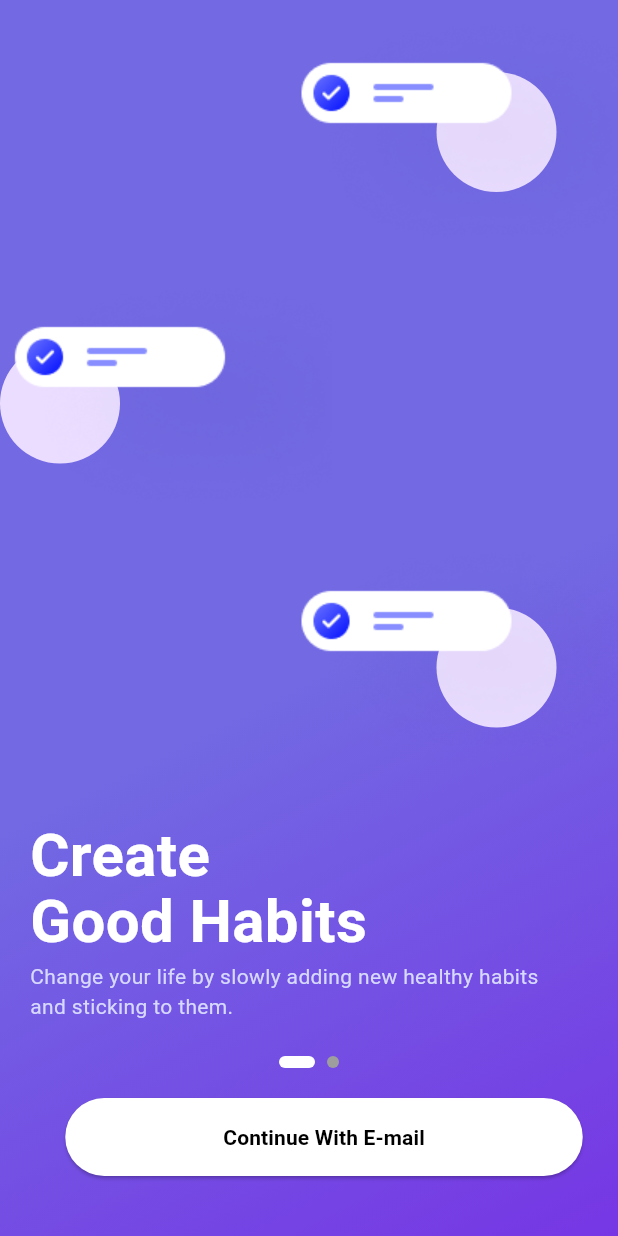
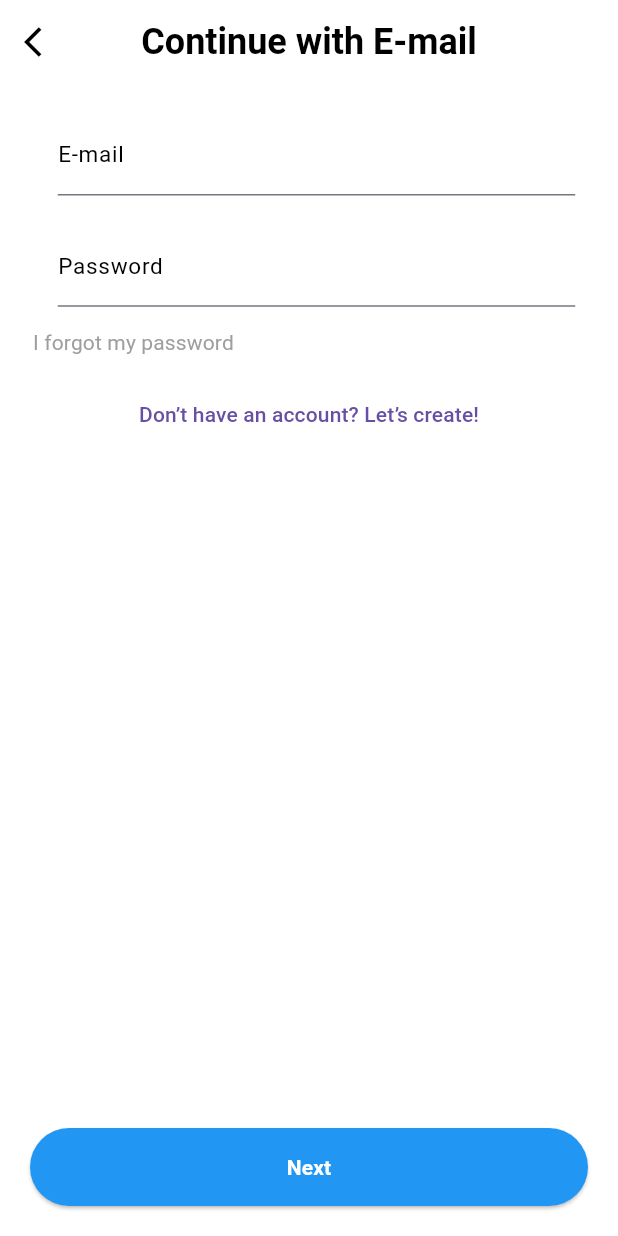
Before and after one commit to TriTechies/git-tracker, a Flutter app: the screen it shows after launch, after a tap on "Continue With E-mail", on a phone screen of 412 x 824 dp. Run offline on Flutter 3.47's test engine with Material 3 defaults, Android fonts, the phone set to English and light mode, and no system bars; drawn by our look-alikes of smooth_page_indicator; our stand-ins replace get, get_storage; Roboto replaces fonts that are missing (Segoe UI); project files that could hold a hidden picture were left out.

Commit message:
new pages added and code refined

```diff
--- /dev/null
+++ b/lib/controller/text_controller.dart
@@ -0,0 +1,10 @@
+import 'package:flutter/material.dart';
+import 'package:get/get.dart';
+
+class TextController extends GetxController {
+  TextEditingController emailLogin = TextEditingController();
+  TextEditingController passwordLogin = TextEditingController();
+    TextEditingController name = TextEditingController();
+      TextEditingController surname = TextEditingController();
+        TextEditingController dateofBirth = TextEditingController();
+}
--- a/lib/main.dart
+++ b/lib/main.dart
@@ -1,15 +1,21 @@
 import 'package:flutter/material.dart';
 import 'package:get/get.dart';
 import 'package:get_storage/get_storage.dart';
+import 'package:git_tracker/controller/text_controller.dart';
 import 'package:git_tracker/view/home/home_page.dart';
 import 'package:git_tracker/view/landing/intro.dart';
 import 'package:git_tracker/view/landing/splash_page.dart';
+import 'package:git_tracker/view/login/login_page.dart';
 import 'package:git_tracker/view/profile/user_profile.dart';
+import 'package:git_tracker/view/signUp/gender_page.dart';
+import 'package:git_tracker/view/signUp/habits_options.dart';
+import 'package:git_tracker/view/signUp/sign_up.dart';
 
 void main() async {
   runApp(const MyApp());
+  Get.put(TextController());
+  await GetStorage.init();
   WidgetsFlutterBinding.ensureInitialized();
-  await GetStorage.init();
 }
 
 class MyApp extends StatelessWidget {
@@ -36,6 +42,22 @@ class MyApp extends StatelessWidget {
         GetPage(
           name: '/intro',
           page: () => const Intro(),
+        ),
+        GetPage(
+          name: '/login',
+          page: () => const LoginPage(),
+        ),
+        GetPage(
+          name: '/signup',
+          page: () => const SignUp(),
+        ),
+        GetPage(
+          name: '/gender',
+          page: () => const GenderPage(),
+        ),
+        GetPage(
+          name: '/options',
+          page: () => const HabitsOptions(),
         )
       ],
     );
--- a/lib/view/landing/intro.dart
+++ b/lib/view/landing/intro.dart
@@ -1,4 +1,5 @@
 import 'package:flutter/material.dart';
+import 'package:get/get.dart';
 import 'package:smooth_page_indicator/smooth_page_indicator.dart';
 import 'package:git_tracker/view/widgets/my_button.dart';
 import '../style/style.dart';
@@ -30,7 +31,6 @@ class _IntroState extends State<Intro> {
                 ],
               ),
             ),
-
             Padding(
               padding: const EdgeInsets.only(bottom: 20),
               child: SmoothPageIndicator(
@@ -44,7 +44,6 @@ class _IntroState extends State<Intro> {
                 ),
               ),
             ),
-
             Padding(
               padding: const EdgeInsets.only(left: 20.0, bottom: 40),
               child: MyButton(
@@ -52,7 +51,9 @@ class _IntroState extends State<Intro> {
                 height: 52,
                 width: 345,
                 color: Colors.white,
-                route: () {},
+                route: () {
+                  Get.offAllNamed('/login');
+                },
                 textColor: Colors.black,
               ),
             ),
@@ -95,7 +96,6 @@ class _IntroState extends State<Intro> {
     );
   }
 
-
   Widget _buildSlide2() {
     return Column(
       crossAxisAlignment: CrossAxisAlignment.start,
@@ -128,7 +128,6 @@ class _IntroState extends State<Intro> {
     );
   }
 
-
   Widget _buildTopSection() {
     return Column(
       children: [
@@ -140,8 +139,8 @@ class _IntroState extends State<Intro> {
               children: [
                 Positioned(
                   bottom: 20,
-
-top: 20,                  left: 100,
+                  top: 20,
+                  left: 100,
                   child: const CircleAvatar(radius: 40),
                 ),
                 Image.asset('assets/chat popup.png'),
@@ -166,14 +165,14 @@ top: 20,                  left: 100,
             ),
           ],
         ),
-         Row(
+        Row(
           mainAxisAlignment: MainAxisAlignment.end,
           children: [
             Stack(
               clipBehavior: Clip.none,
               children: [
                 Positioned(
-                bottom: 10,
+                  bottom: 10,
                   top: 20,
                   left: 100,
                   child: const CircleAvatar(radius: 40),
--- /dev/null
+++ b/lib/view/login/login_page.dart
@@ -0,0 +1,97 @@
+import 'package:flutter/material.dart';
+import 'package:get/get.dart';
+import 'package:git_tracker/controller/text_controller.dart';
+import 'package:git_tracker/view/style/style.dart';
+import 'package:git_tracker/view/widgets/my_button.dart';
+import 'package:git_tracker/view/widgets/text_fields.dart';
+
+class LoginPage extends StatelessWidget {
+  const LoginPage({super.key});
+
+  @override
+  Widget build(BuildContext context) {
+    final controller = Get.find<TextController>();
+    return Scaffold(
+      backgroundColor: Colors.white,
+      appBar: AppBar(
+        centerTitle: true,
+        backgroundColor: Colors.white,
+        leading: IconButton(
+          onPressed: () {},
+          icon: const Icon(Icons.arrow_back_ios, color: Colors.black),
+        ),
+        title: Text(
+          "Continue with E-mail",
+          style: defaultstyle(
+              fontFamily: "Segoe UI", size: 24, color: Colors.black),
+        ),
+      ),
+      body: SingleChildScrollView(
+        child: Column(
+          crossAxisAlignment: CrossAxisAlignment.center,
+          children: [
+            Padding(
+              padding: const EdgeInsets.only(left: 10.0),
+              child: CustomTextField(
+                height: 20,
+                hintText: "E-mail",
+                width: 345,
+                type: TextInputType.emailAddress,
+                obsured: false,
+                controller: controller.emailLogin,
+              ),
+            ),
+            Padding(
+              padding: const EdgeInsets.only(left: 10.0),
+              child: CustomTextField(
+                height: 20,
+                hintText: "Password",
+                width: 345,
+                type: TextInputType.visiblePassword,
+                obsured: true,
+                controller: controller.passwordLogin,
+              ),
+            ),
+            Align(
+              alignment: Alignment.centerLeft,
+              child: Padding(
+                padding: const EdgeInsets.only(left: 10.0),
+                child: TextButton(
+                  onPressed: () {},
+                  child: Text(
+                    "I forgot my password",
+                    style: fontWeightStyle(
+                      fontFamily: "Segoe UI",
+                      size: 14,
+                      color: Colors.grey,
+                      weight: FontWeight.w400,
+                    ),
+                  ),
+                ),
+              ),
+            ),
+            Align(
+              alignment: Alignment.center,
+              child: TextButton(
+                onPressed: () {},
+                child: const Text("Don’t have an account? Let’s create!"),
+              ),
+            ),
+          ],
+        ),
+      ),
+      bottomNavigationBar: Padding(
+        padding: const EdgeInsets.all(20.0),
+        child: MyButton(
+          name: "Next",
+          height: 52,
+          width: 345,
+          color: Colors.blue,
+          route: () {
+            Get.toNamed('/signup');
+          },
+        ),
+      ),
+    );
+  }
+}
--- /dev/null
+++ b/lib/view/widgets/text_fields.dart
@@ -0,0 +1,120 @@
+import 'package:flutter/material.dart';
+import '../style/style.dart';
+
+class CustomTextField extends StatefulWidget {
+  const CustomTextField({
+    super.key,
+    required this.height,
+    required this.hintText,
+    required this.width,
+    required this.type,
+    required this.obsured,
+    required this.controller,
+    this.showPasswordToggle = false,
+    this.count,
+    this.validator,
+    this.textHeading = '',
+  });
+
+  final String hintText;
+  final double height;
+  final double width;
+  final TextInputType type;
+  final bool showPasswordToggle;
+  final bool obsured;
+  final TextEditingController controller;
+  final int? count;
+  final String? Function(String?)? validator;
+  final String textHeading;
+
+  @override
+  State<CustomTextField> createState() => _CustomTextFieldState();
+}
+
+class _CustomTextFieldState extends State<CustomTextField> {
+  late bool _isObscure;
+
+  @override
+  void initState() {
+    super.initState();
+    _isObscure = widget.obsured;
+  }
+
+  @override
+  Widget build(BuildContext context) {
+    return Column(
+      crossAxisAlignment: CrossAxisAlignment.start,
+      children: [
+        Text(
+          widget.textHeading,
+          style: fontWeightStyle(
+            size: 13,
+            weight: FontWeight.bold,
+            fontFamily: "Segoe UI",
+            color: Colors.black,
+          ),
+        ),
+        SizedBox(
+          width: widget.width,
+          child: TextFormField(
+            maxLength: widget.count,
+            keyboardType: widget.type,
+            obscureText: _isObscure,
+            controller: widget.controller,
+            validator: widget.validator,
+            decoration: InputDecoration(
+              border: const UnderlineInputBorder(),
+              focusedBorder: const UnderlineInputBorder(
+                borderSide: BorderSide(color: Colors.green, width: 3), // Thick green border
+              ),
+              labelText: widget.hintText,
+              counterText: '',
+              labelStyle: fontWeightStyle(
+                size: 15,
+                weight: FontWeight.w400,
+                fontFamily: "Segoe UI",
+                color: Colors.black,
+              ),
+              suffixIcon: widget.showPasswordToggle
+                  ? Row(
+                      mainAxisSize: MainAxisSize.min,
+                      children: [
+                        if (widget.controller.text.isNotEmpty)
+                          IconButton(
+                            icon: const Icon(Icons.clear, color: Colors.red),
+                            onPressed: () {
+                              setState(() {
+                                widget.controller.clear();
+                              });
+                            },
+                          ),
+                        IconButton(
+                          icon: Icon(
+                            _isObscure ? Icons.visibility_off : Icons.visibility,
+                          ),
+                          onPressed: () {
+                            setState(() {
+                              _isObscure = !_isObscure;
+                            });
+                          },
+                        ),
+                      ],
+                    )
+                  : widget.controller.text.isNotEmpty
+                      ? IconButton(
+                          icon: const Icon(Icons.clear, color: Colors.black),
+                          onPressed: () {
+                            setState(() {
+                              widget.controller.clear();
+                            });
+                          },
+                        )
+                      : null,
+            ),
+
+          ),
+        ),
+      ],
+    );
+  }
+}
```
Also changed, not shown: lib/view/signUp/gender_page.dart (added, +64 -0 lines), lib/view/signUp/habits_options.dart (added, +89 -0 lines), lib/view/signUp/sign_up.dart (added, +82 -0 lines), lib/view/widgets/my_card_row.dart (added, +91 -0 lines), assets/book.png (added), assets/female.png (added), assets/journal.png (added), assets/male.png (added), assets/meditate.png (added), assets/plant.png (added), assets/run.png (added), assets/sleep.png (added), assets/study.png (added), assets/water.png (added), 1 more files.
